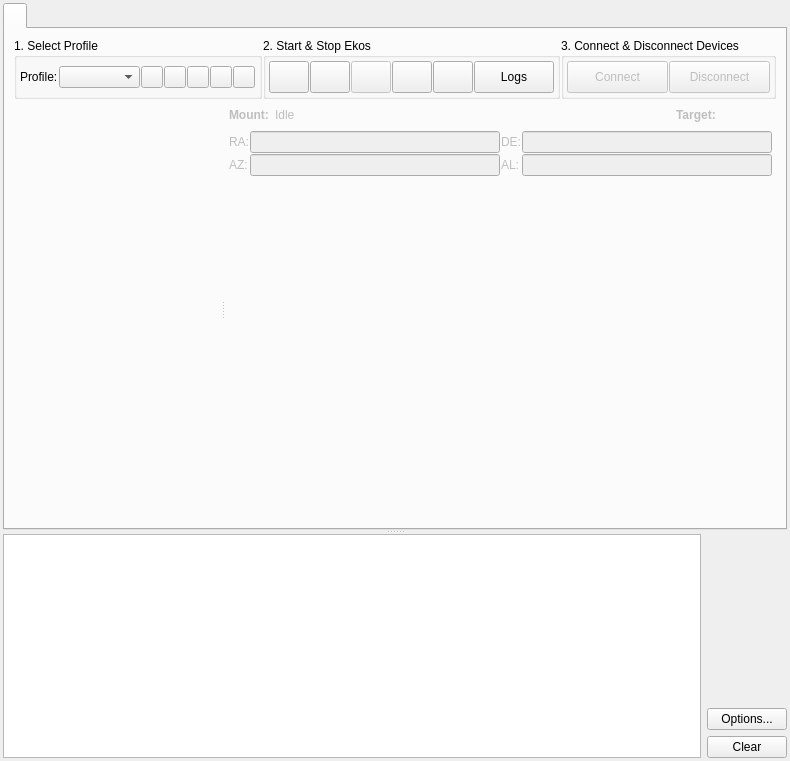
Old version of the form kstars-astropi/kstars/ekos/manager.ui in the repository Andre87osx/AstroPi-system.
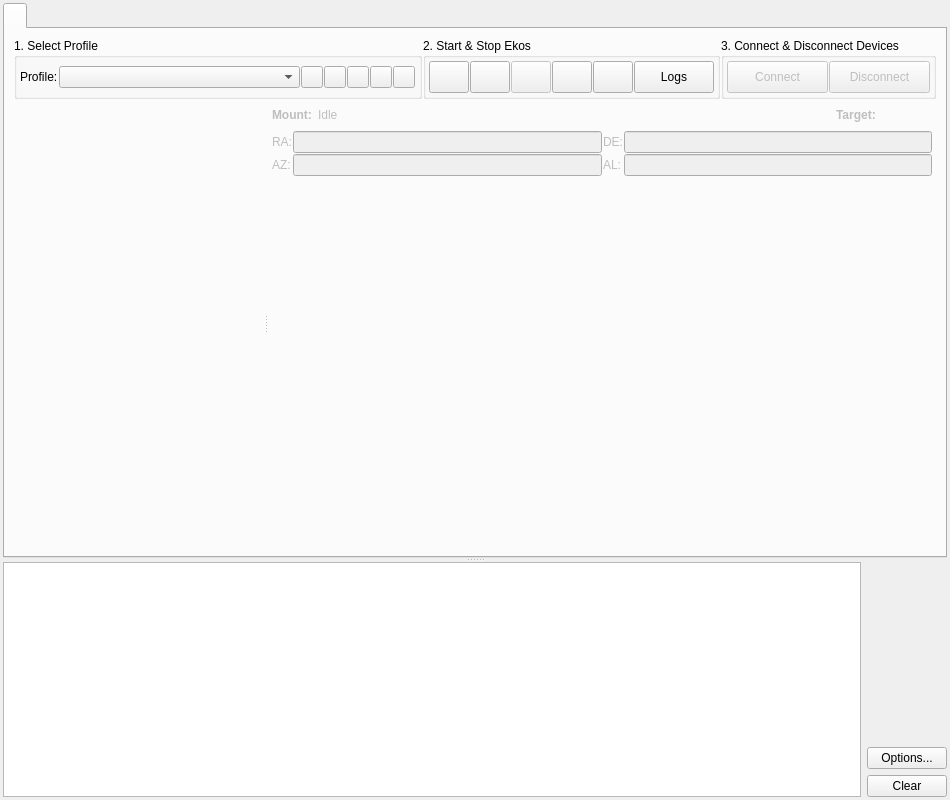
New version of the form. Icons and pictures are not drawn. Custom widgets are drawn as their Qt base class.

Commit message: fix windows width in manager.ui

Patch:
```diff
--- a/kstars-astropi/kstars/ekos/manager.ui
+++ b/kstars-astropi/kstars/ekos/manager.ui
@@ -6,8 +6,8 @@
    <rect>
     <x>0</x>
     <y>0</y>
-    <width>790</width>
-    <height>761</height>
+    <width>950</width>
+    <height>800</height>
    </rect>
   </property>
   <property name="sizePolicy">
@@ -18,7 +18,7 @@
   </property>
   <property name="minimumSize">
    <size>
-    <width>700</width>
+    <width>800</width>
     <height>700</height>
    </size>
   </property>
```
